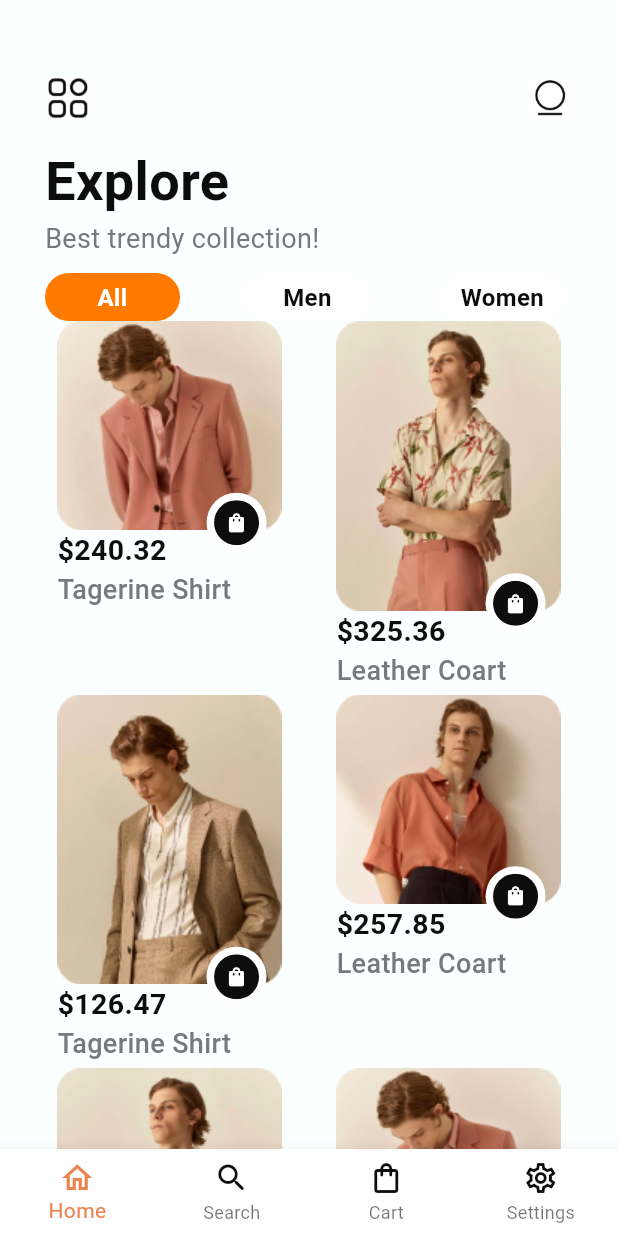
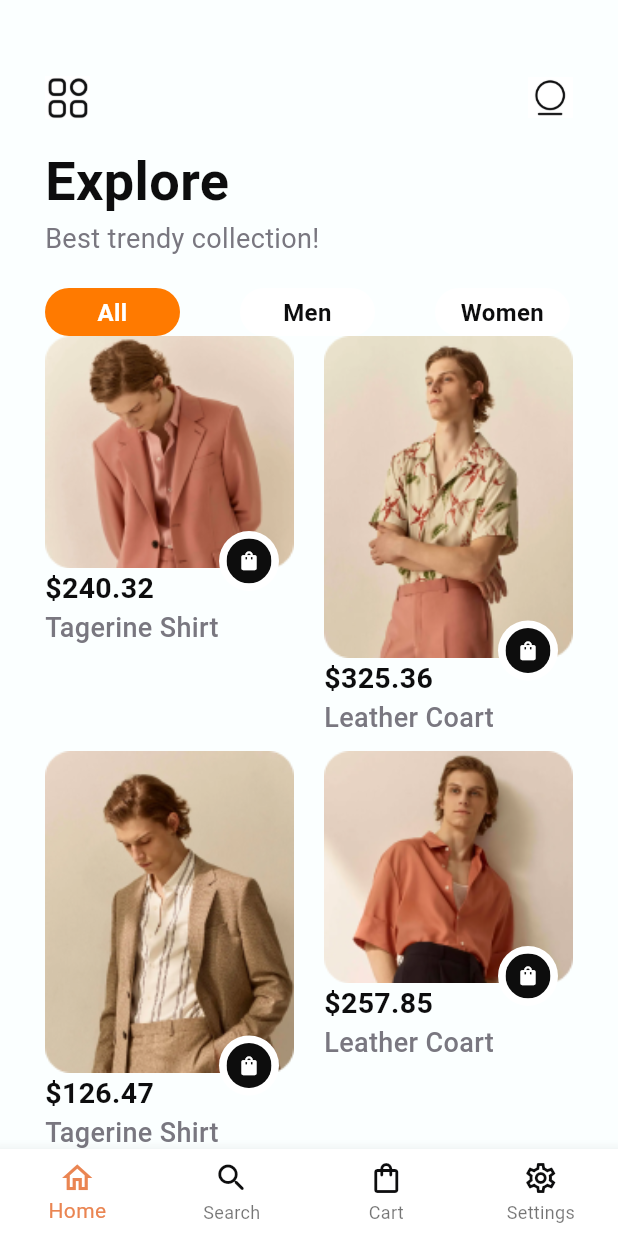
Before and after one commit to DhanashreeC2W/Fashion-App, a Flutter app: the screen it shows after launch, after a tap on "Sign In", on a phone screen of 412 x 824 dp. Run offline on Flutter 3.47's test engine with Material 3 defaults, Android fonts, the phone set to English and light mode, and no system bars; our stand-ins replace flutter_slidable, google_fonts, smooth_page_indicator; Roboto replaces fonts that are missing (Imprima).

Commit message:
minor changes done

```diff
--- /dev/null
+++ b/devtools_options.yaml
@@ -0,0 +1,3 @@
+description: This file stores settings for Dart & Flutter DevTools.
+documentation: https://docs.flutter.dev/tools/devtools/extensions#configure-extension-enablement-states
+extensions:
--- a/lib/controller/cart_screen_controller.dart
+++ b/lib/controller/cart_screen_controller.dart
@@ -2,7 +2,7 @@ import 'package:flutter/material.dart';
 
 /// PROVIDER CLASS FOR MANAGING CART SCREEN STATE
 class CartScreenProvider extends ChangeNotifier {
-  bool isLike = true;
+  bool isLike = false;
 
   /// TOGGLE LIKE STATUS FOR A SPECIFIC ITEM BY INDEX
   void toggleLike() {
--- /dev/null
+++ b/lib/controller/home_screen_controller.dart
@@ -0,0 +1,97 @@
+import 'package:fashion_app/model/item_model.dart';
+import 'package:flutter/material.dart';
+
+class ItemsData extends ChangeNotifier {
+  ///LIST OF ALL ITEMS ON HOME SCREEN
+
+  List<ItemsModel> itemsList = [
+    ItemsModel(
+      img: "assets/images/img2.png",
+      price: 240.32,
+      name: "Tagerine Shirt",
+    ),
+    ItemsModel(
+      img: "assets/images/img1.png",
+      price: 325.36,
+      name: "Leather Coart",
+    ),
+    ItemsModel(
+      img: "assets/images/img4.png",
+      price: 126.47,
+      name: "Tagerine Shirt",
+    ),
+    ItemsModel(
+      img: "assets/images/img3.png",
+      price: 257.85,
+      name: "Leather Coart",
+    ),
+    ItemsModel(
+      img: "assets/images/img1.png",
+      price: 240.32,
+      name: "Tagerine Shirt",
+    ),
+    ItemsModel(
+      img: "assets/images/img2.png",
+      price: 325.36,
+      name: "Leather Coart",
+    ),
+    ItemsModel(
+      img: "assets/images/img3.png",
+      price: 126.47,
+      name: "Tagerine Shirt",
+    ),
+    ItemsModel(
+      img: "assets/images/img4.png",
+      price: 257.85,
+      name: "Leather Coart",
+    )
+  ];
+
+  ///CURRENTLY SLECTED
+  ItemsModel? _selectedItem;
+
+  ///GETTER METHOD FOR SELECTED ITEM
+  ItemsModel? get selectedItem => _selectedItem;
+
+  void selectItem(ItemsModel item) {
+    _selectedItem = item;
+    print(
+        "-------------------------------Selected Item: ${_selectedItem?.name}-----------------------------------------------------");
+    notifyListeners();
+  }
+
+  ///
+  int selectedCategory = 0;
+
+  void selectedCategories(int index) {
+    selectedCategory = index;
+    notifyListeners();
+  }
+
+  /// RETURNS THE COLOR FOR THE CATEGORY OPTION BASED ON SELECTION STATE.
+  Color? showCategoryColor(int index) {
+    if (selectedCategory == index) {
+      return const Color.fromRGBO(255, 122, 0, 1);
+    } else {
+      return const Color.fromRGBO(255, 255, 255, 1);
+    }
+  }
+
+  ///CATEGORY LIST ON HOME SCREEN
+  List categoryList = [
+    "All",
+    "Men",
+    "Women",
+    "Kids",
+    "Others",
+  ];
+
+  ///IMAGES LIST ON CHECKOUTSCREEN
+  List imagesList = [
+    "assets/images/pay1.png",
+    "assets/images/pay2.png",
+    "assets/images/pay3.png",
+    "assets/images/pay4.png",
+    "assets/images/pay5.png",
+  ];
+}
--- a/lib/controller/items_data.dart
+++ /dev/null
@@ -1,54 +0,0 @@
-import 'package:fashion_app/model/item_model.dart';
-import 'package:flutter/material.dart';
-
-class ItemsData extends ChangeNotifier {
-  ///LIST OF ALL ITEMS ON HOME SCREEN
-
-  List<ItemsModel> itemsList = [
-    ItemsModel(
-        img: "assets/images/img2.png", price: 240.32, name: "Tagerine Shirt"),
-    ItemsModel(
-        img: "assets/images/img1.png", price: 325.36, name: "Leather Coart"),
-    ItemsModel(
-        img: "assets/images/img4.png", price: 126.47, name: "Tagerine Shirt"),
-    ItemsModel(
-        img: "assets/images/img3.png", price: 257.85, name: "Leather Coart"),
-    ItemsModel(
-        img: "assets/images/img1.png", price: 240.32, name: "Tagerine Shirt"),
-    ItemsModel(
-        img: "assets/images/img2.png", price: 325.36, name: "Leather Coart"),
-    ItemsModel(
-        img: "assets/images/img3.png", price: 126.47, name: "Tagerine Shirt"),
-    ItemsModel(
-        img: "assets/images/img4.png", price: 257.85, name: "Leather Coart")
-  ];
-
-  ///CURRENTLY SLECTED PLANT
-  ItemsModel? _selectedItem;
-
-  ///GETTER METHOD FOR SELECTED ITEM
-  ItemsModel? get selectedItem => _selectedItem;
-
-  void selectItem(ItemsModel item) {
-    _selectedItem = item;
-    notifyListeners();
-  }
-
-  ///CATEGORY LIST ON HOME SCREEN
-  List categoryList = [
-    "All",
-    "Men",
-    "Women",
-    "Kids",
-    "Others",
-  ];
-
-  ///IMAGES LIST ON CHECKOUTSCREEN
-  List imagesList = [
-    "assets/images/pay1.png",
-    "assets/images/pay2.png",
-    "assets/images/pay3.png",
-    "assets/images/pay4.png",
-    "assets/images/pay5.png",
-  ];
-}
--- a/lib/controller/payment_mode_list.dart
+++ /dev/null
@@ -1,2 +0,0 @@
-///PAYMENT MODE IMAGES ON CHECKOUT SCREEN
-library;
--- a/lib/main.dart
+++ b/lib/main.dart
@@ -1,4 +1,6 @@
-import 'package:fashion_app/controller/items_data.dart';
+import 'package:fashion_app/controller/cart_screen_controller.dart';
+import 'package:fashion_app/controller/details_screen_controller.dart';
+import 'package:fashion_app/controller/home_screen_controller.dart';
 import 'package:fashion_app/view/first_screen.dart';
 import 'package:flutter/material.dart';
 import 'package:provider/provider.dart';
@@ -13,8 +15,12 @@ class MainApp extends StatelessWidget {
   @override
   Widget build(BuildContext context) {
     ///PROVIDER
-    return ChangeNotifierProvider(
-      create: (context) => ItemsData(),
+    return MultiProvider(
+      providers: [
+        ChangeNotifierProvider(create: (context) => ItemsData()),
+        ChangeNotifierProvider(create: (context) => DetailsScreenProvider()),
+        ChangeNotifierProvider(create: (context) => CartScreenProvider())
+      ],
       child: const MaterialApp(
         debugShowCheckedModeBanner: false,
         home: FirstScreen(),
--- a/lib/model/item_model.dart
+++ b/lib/model/item_model.dart
@@ -1,4 +1,3 @@
-import 'package:flutter/material.dart';
 
 /// MODEL CLASS FOR ITEMS, CONTAINING IMAGE, PRICE, AND NAME
 class ItemsModel  {
@@ -12,10 +11,13 @@ class ItemsModel  {
   /// NAME OF THE ITEM
   final String? name;
 
+
+
   /// CONSTRUCTOR
    ItemsModel({
     required this.img,
     required this.price,
     required this.name,
+
   });
 }
--- a/lib/view/checkout_screen.dart
+++ b/lib/view/checkout_screen.dart
@@ -1,4 +1,4 @@
-import 'package:fashion_app/controller/items_data.dart';
+import 'package:fashion_app/controller/home_screen_controller.dart';
 import 'package:fashion_app/view/widget/payment_details.dart';
 import 'package:flutter/material.dart';
 import 'package:google_fonts/google_fonts.dart';
--- a/lib/view/first_screen.dart
+++ b/lib/view/first_screen.dart
@@ -19,8 +19,7 @@ class _FirstScreenState extends State<FirstScreen> {
         crossAxisAlignment: CrossAxisAlignment.start,
         children: [
           SizedBox(
-
-            height:550,
+            height: 550,
             width: MediaQuery.of(context).size.width,
             child: Image.asset(
               "assets/images/first.png",
--- a/lib/view/home_screen.dart
+++ b/lib/view/home_screen.dart
@@ -3,8 +3,9 @@ import 'package:fashion_app/view/widget/bottom_navigation.dart';
 import 'package:flutter/material.dart';
 import 'package:flutter_staggered_grid_view/flutter_staggered_grid_view.dart';
 import 'package:google_fonts/google_fonts.dart';
-import 'package:fashion_app/controller/items_data.dart';
+import 'package:fashion_app/controller/home_screen_controller.dart';
 import 'package:provider/provider.dart';
+
 ///THIS HOME SCREEN
 class HomeScreen extends StatefulWidget {
   const HomeScreen({super.key});
@@ -14,19 +15,11 @@ class HomeScreen extends StatefulWidget {
 }
 
 class _HomeScreenState extends State {
-  int selectedIndex = 0;
-  Color? chhoseColor(int index) {
-    if (selectedIndex == index) {
-      return const Color.fromRGBO(255, 122, 0, 1);
-    } else {
-      return const Color.fromRGBO(255, 255, 255, 1);
-    }
-  }
-
   @override
   Widget build(BuildContext context) {
     ///OBTAIN ITEMS DATA OBJECT FROM PROVIDER
     final ItemsData itemDataObj = Provider.of(context);
+    //  final selectedCategory = itemDataObj.selectedCategory;
 
     return Scaffold(
       backgroundColor: const Color.fromRGBO(2555, 255, 255, 1),
@@ -77,7 +70,7 @@ class _HomeScreenState extends State {
               ),
             ),
             const SizedBox(
-              height: 10,
+              height: 20,
             ),
 
             ///HORIZONTAL LIST OF CATEGORY ITEMS
@@ -91,9 +84,7 @@ class _HomeScreenState extends State {
                   itemBuilder: (context, index) {
                     return GestureDetector(
                       onTap: () {
-                        setState(() {
-                          selectedIndex = index;
-                        });
+                        itemDataObj.selectedCategories(index);
                       },
                       child: Container(
                         padding: const EdgeInsets.only(top: 5),
@@ -102,14 +93,15 @@ class _HomeScreenState extends State {
                         height: 32,
                         decoration: BoxDecoration(
                           borderRadius: BorderRadius.circular(32),
-                            color: chhoseColor(index)),
+                          color: itemDataObj.showCategoryColor(index),
+                        ),
                         child: Text(
                           itemDataObj.categoryList[index],
                           textAlign: TextAlign.center,
                           style: GoogleFonts.imprima(
                               fontSize: 16,
                               fontWeight: FontWeight.w600,
-                              color: (selectedIndex == index)
+                              color: (itemDataObj.selectedCategory == index)
                                   ? const Color.fromRGBO(255, 255, 255, 1)
                                   : const Color.fromRGBO(13, 13, 14, 1)),
                         ),
@@ -127,57 +119,45 @@ class _HomeScreenState extends State {
                   pattern: [
                     const WovenGridTile(
                       6 / 10,
-                      crossAxisRatio: 0.9,
+                      crossAxisRatio: 1,
                     ),
                   ],
                 ),
                 childrenDelegate: SliverChildBuilderDelegate(
                     childCount: itemDataObj.itemsList.length, (context, index) {
-                  return SizedBox(
-                    height: 23,
-                    child: Column(
+                  return Column(
                     mainAxisAlignment: MainAxisAlignment.start,
                     crossAxisAlignment: CrossAxisAlignment.start,
                     children: [
                       ///GESTUREDETECTOR FOR NAVIGATING TO DETAILS SCREEN
                       GestureDetector(
-                          onTap: () {
+                        onTap: () async {
                           itemDataObj
                               .selectItem(itemDataObj.itemsList[index]);
-                            Navigator.of(context).push(MaterialPageRoute(
+                          await Navigator.of(context).push(MaterialPageRoute(
                               builder: (context) => const DetailsScreen()));
                         },
 
                         ///IMAGES OF ITEM IN ITEM LIST
                         child: Stack(
                           children: [
-                              SizedBox(
-                                // height: 122,
-                                //width: 900,
-                                child: Image.asset(
-                                    itemDataObj.itemsList[index].img!,
-                                    width: 700,
-                                    fit: BoxFit.cover),
-                              ),
+                            Image.asset(itemDataObj.itemsList[index].img!,
+                                width: 700, fit: BoxFit.cover),
                             Positioned(
                               bottom: 0,
                               right: 10,
                               //top: 100,
 
-
                               child: Transform.translate(
                                 offset: const Offset(0, 15),
                                 child: Container(
-
                                   padding: const EdgeInsets.all(5),
                                   height: 40,
                                   width: 40,
                                   decoration: const BoxDecoration(
-                                       color: Color.fromRGBO(255,255,255,1) ,
-                                       shape: BoxShape.circle
-                                    ),
-
-                                     child:   ClipRRect(
+                                      color: Color.fromRGBO(255, 255, 255, 1),
+                                      shape: BoxShape.circle),
+                                  child: ClipRRect(
                                     borderRadius: BorderRadius.circular(100),
                                     child: Container(
                                       alignment: Alignment.center,
@@ -194,7 +174,8 @@ class _HomeScreenState extends State {
                                     ),
                                   ),
                                 ),
-                                  ))
+                              ),
+                            ),
                           ],
                         ),
                       ),
@@ -216,9 +197,8 @@ class _HomeScreenState extends State {
                             fontSize: 18,
                             fontWeight: FontWeight.w500,
                             color: const Color.fromRGBO(121, 119, 128, 1)),
-                        )
+                      ),
                     ],
-                    ),
                   );
                 }),
               ),
--- a/pubspec.yaml
+++ b/pubspec.yaml
@@ -11,6 +11,7 @@ dependencies:
     sdk: flutter
   flutter_slidable: ^3.1.1
   flutter_staggered_grid_view: ^0.7.0
+  flutter_svg: ^2.0.11
   google_fonts: ^6.2.1
   provider: ^6.1.2
   smooth_page_indicator: ^1.2.0+3
@@ -26,3 +27,4 @@ flutter:
   assets:
     - assets/images/
     - assets/icons/
+    - assets/svg/img1.svg
```
Also changed, not shown: lib/view/cart_screen.dart (+31 -17 lines), lib/view/details_screen.dart (+10 -18 lines), assets/images/list1.png (added), assets/images/list2.png (added), assets/svg/img1.svg (added), assets/svg/img2.svg (added), assets/svg/img3.svg (added), pubspec.lock, 1 other file. Lines whose indentation alone changed are shown as unchanged.
